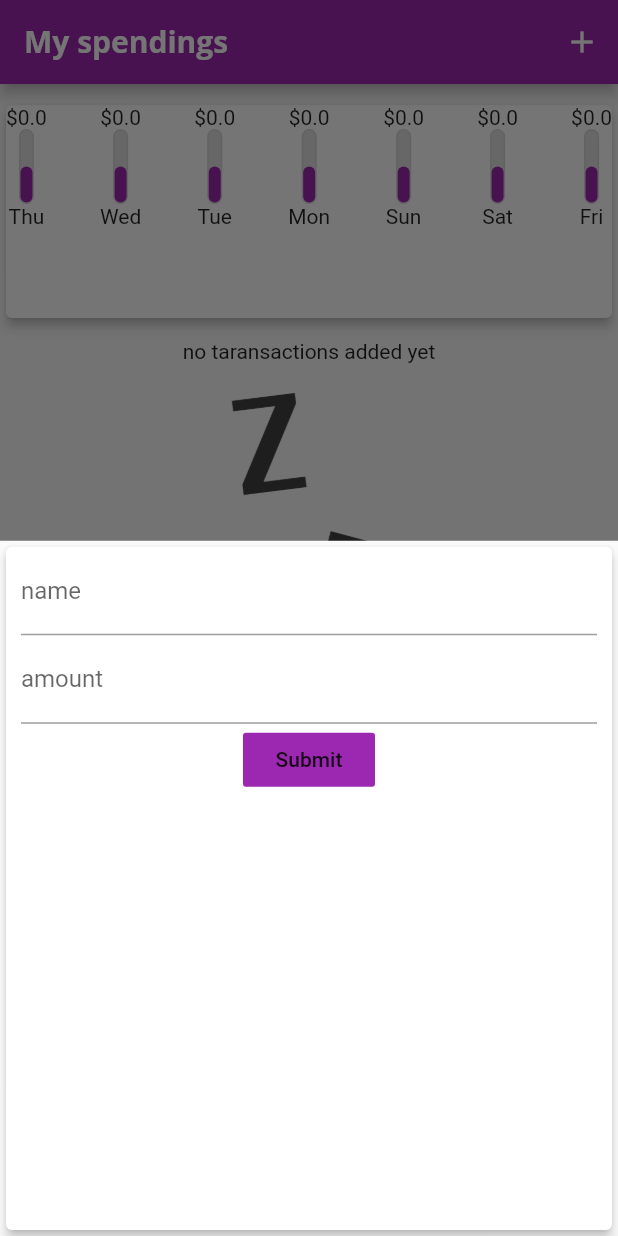
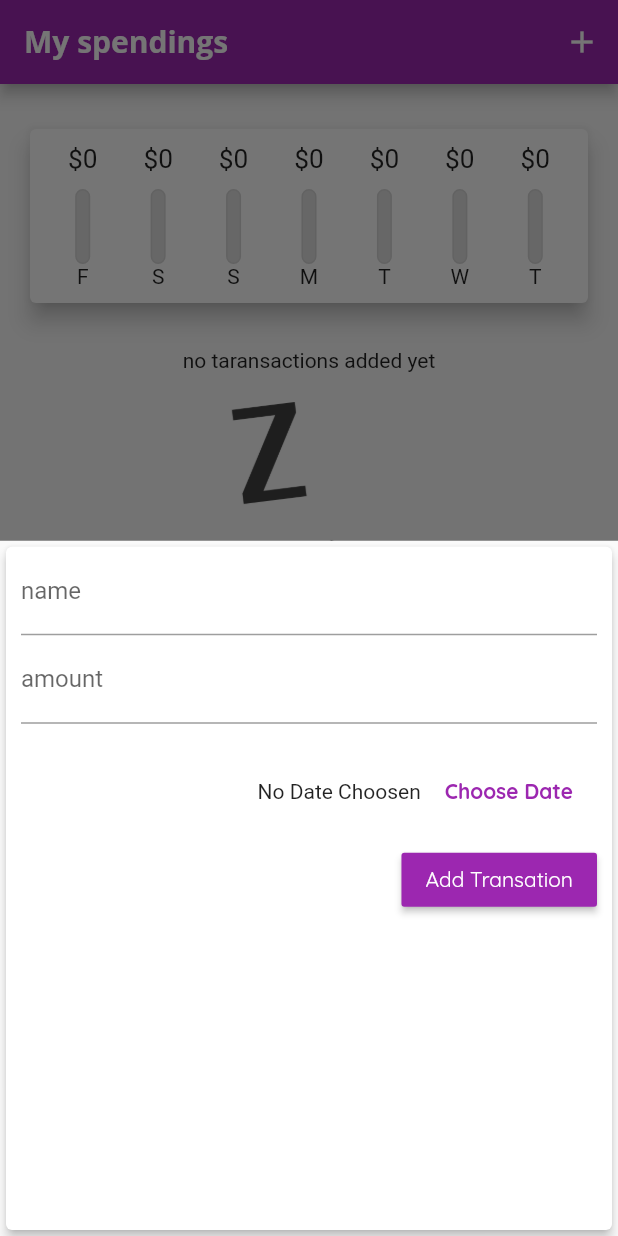
Before and after one commit to TariqHattab/Personal-Expenses-App-Complete, a Flutter app: the screen it shows after launch, after a tap on the "add" icon, on a phone screen of 412 x 824 dp. Run offline on Flutter 3.47's test engine with Material 2 defaults, Android fonts, the phone set to English and light mode, and no system bars.

Commit message:
my changes

```diff
--- a/lib/main.dart
+++ b/lib/main.dart
@@ -23,7 +23,8 @@ class MyApp extends StatelessWidget {
               headline6: TextStyle(
                   fontFamily: 'OpenSans',
                   fontSize: 18,
-                  fontWeight: FontWeight.bold)),
+                  fontWeight: FontWeight.bold),
+              button: TextStyle(color: Colors.white)),
           appBarTheme: AppBarTheme(
               textTheme: ThemeData.light().textTheme.copyWith(
                   headline6: TextStyle(
@@ -61,15 +62,18 @@ class _MyHomePageState extends State<MyHomePage> {
     }).toList();
   }
 
-  _createNewTaransaction({
-    String title,
-    double amount,
-  }) {
+  void deleteTransaction(Transaction tx) {
+    setState(() {
+      transactions.remove(tx);
+    });
+  }
+
+  _createNewTaransaction({String title, double amount, DateTime date}) {
     var newTx = Transaction(
         id: DateTime.now().toString(),
         amount: amount,
         title: title,
-        date: DateTime.now());
+        date: date);
 
     setState(() {
       transactions.add(newTx);
@@ -103,16 +107,13 @@ class _MyHomePageState extends State<MyHomePage> {
         child: Column(
           children: [
             SizedBox(height: 10),
-            Container(
-              height: 150,
-              width: double.infinity,
-              child: Chart(
-                recentTransactions: _recentTaransactions,
-              ),
+            Chart(
+              recentTransactions: _recentTaransactions,
             ),
             SizedBox(height: 10),
             TransactionsList(
               transactions: transactions,
+              deleteTx: deleteTransaction,
             ),
             SizedBox(height: 10),
           ],
--- a/lib/widgets/add_transaction.dart
+++ b/lib/widgets/add_transaction.dart
@@ -1,5 +1,6 @@
 import 'package:flutter/material.dart';
-
+import 'package:flutter/rendering.dart';
+import 'package:intl/intl.dart';
 import '../models/transaction.dart';
 
 class AddTransaction extends StatefulWidget {
@@ -14,9 +15,26 @@ class AddTransaction extends StatefulWidget {
 }
 
 class _AddTransactionState extends State<AddTransaction> {
-  final titleController = TextEditingController();
+  final _titleController = TextEditingController();
+  final _amountController = TextEditingController();
 
-  final amountController = TextEditingController();
+  DateTime _datePicked;
+
+  void _presentDatePicker() {
+    showDatePicker(
+            context: context,
+            initialDate: DateTime.now(),
+            firstDate: DateTime(2000),
+            lastDate: DateTime.now())
+        .then((date) {
+      if (date == null) {
+        return;
+      }
+      setState(() {
+        _datePicked = date;
+      });
+    });
+  }
 
   @override
   Widget build(BuildContext context) {
@@ -26,28 +44,68 @@ class _AddTransactionState extends State<AddTransaction> {
         margin: EdgeInsets.symmetric(horizontal: 10),
         width: double.infinity,
         child: Column(
+          crossAxisAlignment: CrossAxisAlignment.end,
           children: [
             TextField(
-              controller: titleController,
+              controller: _titleController,
               decoration: InputDecoration(labelText: 'name'),
             ),
             TextField(
               keyboardType: TextInputType.number,
-              controller: amountController,
+              controller: _amountController,
               decoration: InputDecoration(labelText: 'amount'),
             ),
-            FlatButton(
+            SizedBox(
+              height: 10,
+            ),
+            Container(
+              height: 70,
+              child: SingleChildScrollView(
+                scrollDirection: Axis.horizontal,
+                child: Row(
+                  children: [
+                    _datePicked == null
+                        ? Text('No Date Choosen')
+                        : Text(
+                            'Picked Date:${DateFormat.yMd().format(_datePicked)}'),
+                    FlatButton(
+                      child: Text(
+                        'Choose Date',
+                        style: TextStyle(fontWeight: FontWeight.bold),
+                      ),
+                      textColor: Theme.of(context).primaryColor,
+                      onPressed: () {
+                        _presentDatePicker();
+                      },
+                    )
+                  ],
+                ),
+              ),
+            ),
+            RaisedButton(
               color: Theme.of(context).primaryColor,
-              child: Text('Submit'),
+              textColor: Theme.of(context).textTheme.button.color,
+              child: Text(
+                'Add Transation',
+              ),
               onPressed: () {
-                final enteredTitle = titleController.text;
-                final enteredAmount = double.parse(amountController.text);
-
-                if (enteredTitle.isEmpty || enteredAmount <= 0) {
+                if (_amountController.text == '') {
                   return;
                 }
 
-                widget.addNewTx(title: enteredTitle, amount: enteredAmount);
+                final enteredTitle = _titleController.text;
+                final enteredAmount = double.parse(_amountController.text);
+
+                if (enteredTitle.isEmpty ||
+                    enteredAmount <= 0 ||
+                    _datePicked == null) {
+                  return;
+                }
+
+                widget.addNewTx(
+                    title: enteredTitle,
+                    amount: enteredAmount,
+                    date: _datePicked);
 
                 Navigator.of(context).pop();
               },
--- a/lib/widgets/chart.dart
+++ b/lib/widgets/chart.dart
@@ -28,7 +28,8 @@ class Chart extends StatelessWidget {
         'day': DateFormat.E().format(weekDay),
         'amount': totalSum,
       };
-    });
+    }).reversed.toList(); //called reversed to reverse the list so it
+    //  goes from left to right instead from right to left
   }
 
   double get maxSpending {
@@ -40,13 +41,24 @@ class Chart extends StatelessWidget {
   @override
   Widget build(BuildContext context) {
     return Card(
-        elevation: 3,
-        child: Row(
-          mainAxisAlignment: MainAxisAlignment.spaceBetween,
-          children: groubedRecentTransactions.map((data) {
-            return ChartBar(
-                day: data['day'], amount: data['amount'], spendPercOfTrans: .5);
-          }).toList(),
+        elevation: 6,
+        margin: EdgeInsets.all(20),
+        child: Padding(
+          padding: const EdgeInsets.all(10),
+          child: Row(
+            mainAxisAlignment: MainAxisAlignment.spaceBetween,
+            children: groubedRecentTransactions.map((data) {
+              return Flexible(
+                fit: FlexFit.tight,
+                child: ChartBar(
+                    day: data['day'],
+                    amount: data['amount'],
+                    spendPercOfTrans: recentTransactions.isEmpty
+                        ? 0
+                        : (data['amount'] / maxSpending)),
+              );
+            }).toList(),
+          ),
         ));
   }
 }
--- a/lib/widgets/chart_bar.dart
+++ b/lib/widgets/chart_bar.dart
@@ -11,8 +11,14 @@ class ChartBar extends StatelessWidget {
   @override
   Widget build(BuildContext context) {
     return Column(
+      mainAxisAlignment: MainAxisAlignment.center,
       children: [
-        Text('\$$amount'),
+        Container(
+            height: 20,
+            child: FittedBox(child: Text('\$${amount.toStringAsFixed(0)}'))),
+        SizedBox(
+          height: 10,
+        ),
         Container(
           height: 50,
           width: 10,
@@ -30,7 +36,7 @@ class ChartBar extends StatelessWidget {
               color: Colors.grey.shade300,
               borderRadius: BorderRadius.circular(10)),
         ),
-        Text(day)
+        Text(day[0])
       ],
     )
 
```
Also changed, not shown: lib/widgets/transaction_widget.dart (added, +72 -0 lines), lib/widgets/transactions_list.dart (+7 -42 lines).
